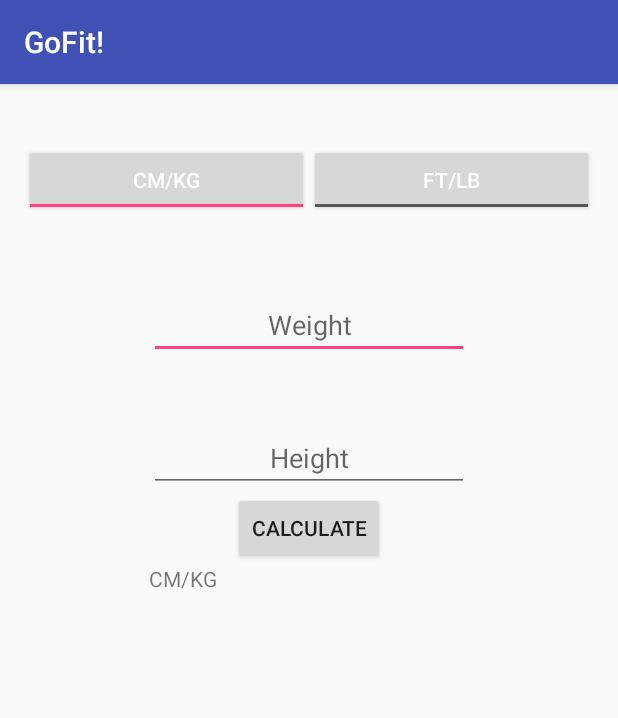
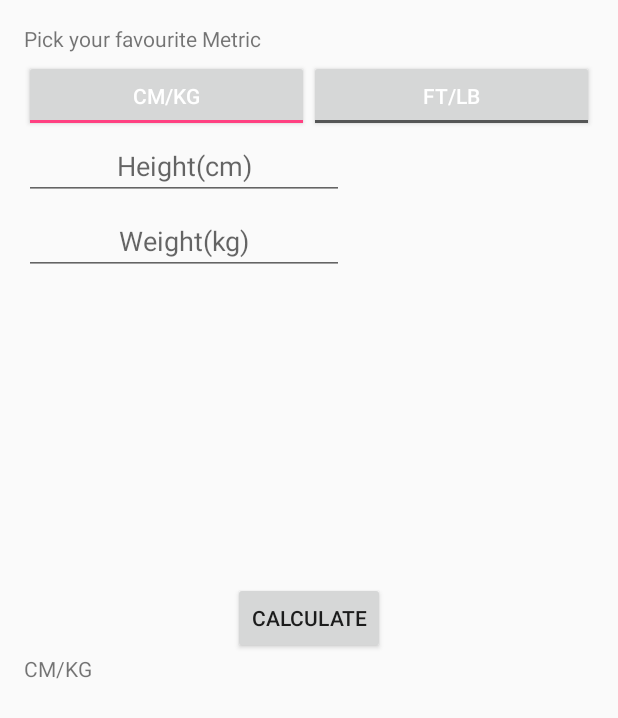
Before and after one commit to dantard123/GoFit-Android-Mobile-App, an Android app: the CalculatorActivity screen opened directly, with no data from a screen before it, after a tap on "CM/KG", on a phone screen of 412 x 824 dp. Shown: the top 718 px of the screen. Run offline under Robolectric (Android 15) with nearby library versions, the phone set to English and light mode, and no system bars.

Commit message:
V4 -Added 2 new fragment -Changed style(remove action bar) -Added popup layout -More.
TODO
-popup content

```diff
--- a/app/src/main/java/com/nikylos/gofit/CalculatorActivity.java
+++ b/app/src/main/java/com/nikylos/gofit/CalculatorActivity.java
@@ -3,26 +3,62 @@ package com.nikylos.gofit;
 import android.provider.Settings;
 import android.support.v7.app.AppCompatActivity;
 import android.os.Bundle;
+import android.text.Layout;
+import android.view.Gravity;
+import android.view.LayoutInflater;
+import android.view.MotionEvent;
+import android.view.ViewGroup;
+import android.view.View;
+import android.view.Window;
 import android.widget.Button;
 import android.widget.EditText;
+import android.widget.PopupWindow;
 import android.widget.RadioGroup;
+import android.widget.RelativeLayout;
 import android.widget.TextView;
+import android.app.AlertDialog;
+import android.util.Log;
+
 import android.view.View;
 import android.widget.ToggleButton;
 
-public class CalculatorActivity extends AppCompatActivity {
+import org.w3c.dom.Text;
+
+import layout.*;
+
+public class CalculatorActivity extends AppCompatActivity implements MetricFragment.OnFragmentInteractionListener, StandardFragment.OnFragmentInteractionListener {
     EditText editTextWeight;
     EditText editTextHeight;
+    EditText editTextInches;
     TextView textViewResult;
     Button buttonCalculate;
+    android.support.v4.app.FragmentManager fragmentManager;
+    android.support.v4.app.FragmentTransaction fragmentTransaction;
+    MetricFragment metricFragment;
+    StandardFragment standardFragment;
+    ToggleButton toggleButtonMetric;
+    LayoutInflater layoutInflater;
+    PopupWindow popupWindow;
+
     @Override
     protected void onCreate(Bundle savedInstanceState) {
         super.onCreate(savedInstanceState);
+      ;
+
+
         setContentView(R.layout.activity_calculator);
 
         //Toogle Listener
         ((RadioGroup) findViewById(R.id.toggleGroup)).setOnCheckedChangeListener(ToggleListener);
 
+ /*       //Fragment
+        fragmentManager = getSupportFragmentManager();
+        fragmentTransaction = fragmentManager.beginTransaction();
+        metricFragment = new MetricFragment();
+
+        //add or replace
+        fragmentTransaction.replace(R.id.fragment_container,metricFragment);
+        fragmentTransaction.commit();*/
 
 
         //Button EventListener
@@ -30,13 +66,52 @@ public class CalculatorActivity extends AppCompatActivity {
         buttonCalculate.setOnClickListener(new View.OnClickListener() {
             @Override
             public void onClick(View v) {
-                editTextHeight = (EditText) findViewById(R.id.editTextHeight);
-                editTextWeight = (EditText) findViewById(R.id.editTextWeight);
-                double height = Double.parseDouble(editTextHeight.getText().toString());
-                double weight = Double.parseDouble(editTextWeight.getText().toString());
-                double result = weight/Math.pow((height/100),2);
-                textViewResult = (TextView) findViewById(R.id.textViewResult);
-                textViewResult.setText("Your BMI Value is"+ String.format("%.2f",result)+"!");
+                try {
+                if( toggleButtonMetric.isChecked()){
+
+                        editTextHeight = (EditText) findViewById(R.id.editTextHeight);
+                        editTextWeight = (EditText) findViewById(R.id.editTextWeight);
+                        double height = Double.parseDouble(editTextHeight.getText().toString());
+                        double weight = Double.parseDouble(editTextWeight.getText().toString());
+                        double result = weight / Math.pow((height / 100), 2);
+                        textViewResult = (TextView) findViewById(R.id.textViewResult);
+                        textViewResult.setText("Your BMI Value is" + String.format("%.2f", result) + "!");
+
+
+                   //popup
+                    layoutInflater = (LayoutInflater) getApplicationContext().getSystemService(LAYOUT_INFLATER_SERVICE);
+                    ViewGroup container = (ViewGroup) layoutInflater.inflate(R.layout.layout_popup,null);
+                    popupWindow = new PopupWindow(container,400,400,true);
+                    RelativeLayout relativeLayout = (RelativeLayout)findViewById(R.id.activity_calculator) ;
+                    popupWindow.showAtLocation(relativeLayout, Gravity.NO_GRAVITY,500,500);
+                    TextView textViewPopUp = (TextView) container.findViewById(R.id.textViewPopUp);
+                    textViewPopUp.setText("HIIIIIIIIII");
+                    container.setOnTouchListener(new View.OnTouchListener() {
+                        @Override
+                        public boolean onTouch(View v, MotionEvent event) {
+                            popupWindow.dismiss();
+                            return false;
+                        }
+                    });
+
+                }
+                else{
+                        editTextHeight = (EditText) findViewById(R.id.editTextFeet);
+                        editTextInches = (EditText) findViewById(R.id.editTextInches);
+                        editTextWeight = (EditText) findViewById(R.id.editTextPound);
+                        double height = Double.parseDouble(editTextHeight.getText().toString())*12;
+                        double inches = Double.parseDouble(editTextInches.getText().toString());
+                        double FINAL_HEIGHT = (height + inches)*0.025;
+                        double weight = Double.parseDouble(editTextWeight.getText().toString()) * 0.45;
+
+                        double result = weight / Math.pow((FINAL_HEIGHT), 2);
+                        textViewResult = (TextView) findViewById(R.id.textViewResult);
+                        textViewResult.setText("Your BMI Value is" + String.format("%.2f", result) + "!");
+
+                     }
+                } catch (Throwable ex) {
+                    messageBox("Error", ex.getMessage());
+                }
             }
         });
     }
@@ -55,17 +130,49 @@ public class CalculatorActivity extends AppCompatActivity {
     public void onToggle(View view) {
 
         ((RadioGroup)view.getParent()).check(view.getId());
-        ToggleButton toggleButtonMetric= (ToggleButton) findViewById(R.id.toggleButtonMetric);
+        toggleButtonMetric= (ToggleButton) findViewById(R.id.toggleButtonMetric);
         textViewResult = (TextView) findViewById(R.id.textViewResult);
         if (toggleButtonMetric.isChecked()){
+            fragmentManager = getSupportFragmentManager();
+            fragmentTransaction = fragmentManager.beginTransaction();
+            metricFragment = new MetricFragment();
+            fragmentTransaction.replace(R.id.fragment_container,metricFragment);
+            fragmentTransaction.commit();
             textViewResult.setText("CM/KG");
         }
         else{
+            fragmentManager = getSupportFragmentManager();
+            fragmentTransaction = fragmentManager.beginTransaction();
+            standardFragment = new StandardFragment();
+            fragmentTransaction.replace(R.id.fragment_container,standardFragment);
+            fragmentTransaction.commit();
             textViewResult.setText("FT/LB");
         }
 
 
     }
 
+    //alert messagebox
+    private void messageBox(String method, String message)
+    {
+//        Log.d("EXCEPTION: " + method,  message);
 
+        AlertDialog.Builder messageBox = new AlertDialog.Builder(this);
+        messageBox.setTitle(method);
+        messageBox.setMessage(message);
+        messageBox.setCancelable(false);
+        messageBox.setNeutralButton("OK", null);
+        messageBox.show();
+    }
+
+
+    @Override
+    public void onMetricFragmentInteraction(String string) {
+
+    }
+
+    @Override
+    public void onStandardFragmentInteraction(String string) {
+
+    }
 }
--- a/app/src/main/java/com/nikylos/gofit/SettingActivity.java
+++ b/app/src/main/java/com/nikylos/gofit/SettingActivity.java
@@ -3,6 +3,7 @@ package com.nikylos.gofit;
 
 import android.support.v7.app.AppCompatActivity;
 import android.os.Bundle;
+
 
 
 import layout.MetricFragment;
@@ -12,6 +13,10 @@ public class SettingActivity extends AppCompatActivity implements MetricFragment
     @Override
     protected void onCreate(Bundle savedInstanceState) {
         super.onCreate(savedInstanceState);
+
+
+
+
         android.support.v4.app.FragmentManager fragmentManager = getSupportFragmentManager();
         android.support.v4.app.FragmentTransaction fragmentTransaction = fragmentManager.beginTransaction();
         MetricFragment fragment = new MetricFragment();
--- a/app/src/main/res/layout/activity_calculator.xml
+++ b/app/src/main/res/layout/activity_calculator.xml
@@ -8,7 +8,9 @@
     android:paddingLeft="@dimen/activity_horizontal_margin"
     android:paddingRight="@dimen/activity_horizontal_margin"
     android:paddingTop="@dimen/activity_vertical_margin"
-    tools:context="com.nikylos.gofit.CalculatorActivity">
+    tools:context="com.nikylos.gofit.CalculatorActivity"
+
+    >
 
     <RadioGroup android:id="@+id/toggleGroup"
         android:layout_width="fill_parent"
@@ -26,7 +28,8 @@
             android:textOff="cm/kg"
             android:onClick="onToggle"
             android:textColor="?android:attr/textColorPrimaryInverse"
-            android:checked="true" />
+            android:checked="false" />
+
         <ToggleButton android:id="@+id/toggleButtonStandard"
             android:layout_height="wrap_content"
             android:layout_width="fill_parent"
@@ -38,51 +41,40 @@
             android:textColor="?android:attr/textColorPrimaryInverse" />
     </RadioGroup>
 
-    <EditText
-        android:layout_width="wrap_content"
+    <FrameLayout
+        android:id="@+id/fragment_container"
+        android:layout_width="match_parent"
         android:layout_height="wrap_content"
-        android:inputType="numberDecimal"
-        android:ems="10"
-        android:layout_marginTop="50dp"
-        android:id="@+id/editTextWeight"
-        android:hint="@string/weight"
-        android:textAlignment="center"
-        android:layout_centerHorizontal="true"
-        android:layout_below="@+id/toggleGroup" />
+        android:layout_below="@+id/toggleGroup"
+        android:layout_alignParentLeft="true"
+        android:layout_alignParentStart="true">
 
-    <EditText
-        android:layout_width="wrap_content"
-        android:layout_height="wrap_content"
-        android:inputType="numberDecimal"
-        android:ems="10"
-        android:layout_below="@+id/editTextWeight"
-        android:layout_alignLeft="@+id/editTextWeight"
-        android:layout_alignStart="@+id/editTextWeight"
-        android:layout_marginTop="43dp"
-        android:id="@+id/editTextHeight"
-        android:hint="@string/height"
-        android:textAlignment="center"/>
+    </FrameLayout>
 
     <TextView
         android:text="@string/result"
         android:layout_width="wrap_content"
         android:layout_height="wrap_content"
         android:id="@+id/textViewResult"
-        android:layout_below="@+id/button"
-        android:layout_alignLeft="@+id/editTextHeight"
-        android:layout_alignStart="@+id/editTextHeight" />
+        android:layout_below="@+id/button" />
 
     <Button
         android:text="@string/calculate"
         android:layout_width="wrap_content"
         android:layout_height="wrap_content"
         android:id="@+id/button"
-        android:layout_alignParentEnd="false"
-        android:layout_alignParentRight="false"
-        android:layout_below="@+id/editTextHeight"
-        android:layout_centerHorizontal="true"
         android:layout_centerVertical="true"
-        android:layout_alignParentBottom="false" />
+        android:layout_centerHorizontal="true" />
+
+    <TextView
+        android:text="Pick your favourite Metric"
+        android:layout_width="match_parent"
+        android:layout_height="wrap_content"
+        android:ems="10"
+        android:layout_alignParentTop="true"
+        android:layout_alignParentLeft="true"
+        android:layout_alignParentStart="true"
+        android:id="@+id/textView2" />
 
 
 </RelativeLayout>
--- a/app/src/main/res/layout/fragment_metric.xml
+++ b/app/src/main/res/layout/fragment_metric.xml
@@ -3,7 +3,7 @@
     android:layout_width="match_parent"
     android:layout_height="match_parent"
     tools:context="layout.MetricFragment">
-
+    <!-- TODO fix layout-->
     <EditText
         android:layout_width="wrap_content"
         android:layout_height="wrap_content"
--- a/app/src/main/res/values/strings.xml
+++ b/app/src/main/res/values/strings.xml
@@ -3,8 +3,8 @@
     <string name="calculator">BMI Calculator</string>
     <string name="setting">Setting</string>
     <string name="daily">\"An apple a day keep doctor away\"</string>
-    <string name="weight">Weight</string>
-    <string name="height">Height</string>
+    <string name="weight">Weight(kg)</string>
+    <string name="height">Height(cm)</string>
     <string name="result">Result</string>
     <string name="calculate">Calculate</string>
     <string-array name="quote">
@@ -15,6 +15,7 @@
         <item>Success begins with hard work. Happiness begins with good health.</item>
     </string-array>
 
-    <!-- TODO: Remove or change this placeholder text -->
-    <string name="hello_blank_fragment">Hello blank fragment</string>
+    <string name="feet">Feet</string>
+    <string name="inches">Inches</string>
+    <string name="pounds">Pounds</string>
 </resources>
--- a/app/src/main/res/values/styles.xml
+++ b/app/src/main/res/values/styles.xml
@@ -1,11 +1,13 @@
 <resources>
 
     <!-- Base application theme. -->
-    <style name="AppTheme" parent="Theme.AppCompat.Light.DarkActionBar">
+    <style name="AppTheme" parent="Theme.AppCompat.Light.NoActionBar">
         <!-- Customize your theme here. -->
         <item name="colorPrimary">@color/colorPrimary</item>
         <item name="colorPrimaryDark">@color/colorPrimaryDark</item>
         <item name="colorAccent">@color/colorAccent</item>
+
+
     </style>
 
 </resources>
```
Also changed, not shown: app/src/main/AndroidManifest.xml (+13 -4 lines), app/src/main/java/com/nikylos/gofit/MainActivity.java (+19 -0 lines), app/src/main/java/layout/StandardFragment.java (added, +109 -0 lines), app/src/main/res/layout/fragment_standard.xml (added, +43 -0 lines), app/src/main/res/layout/layout_popup.xml (added, +12 -0 lines).
